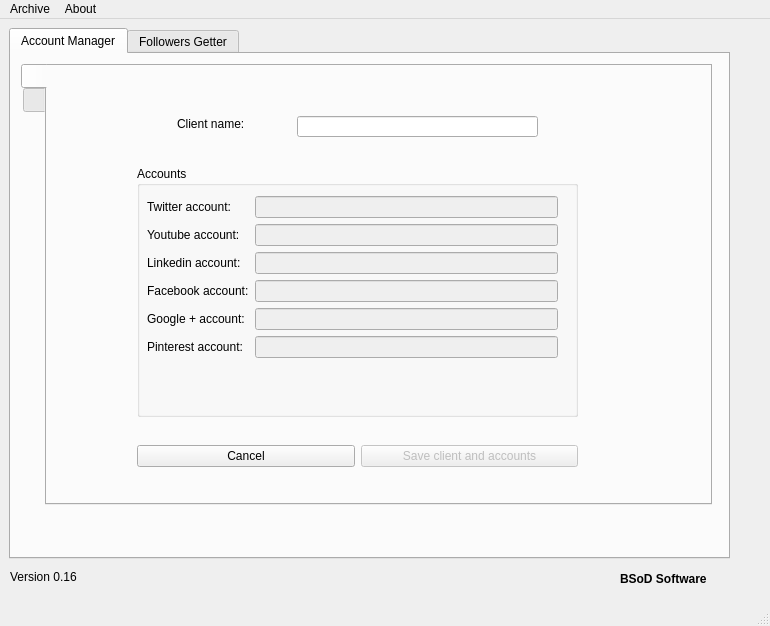
This is QtDesignerGUI/GUI.ui in PaytonZ/python-get-followers as Qt 5 draws it before an edit. The edited form follows.
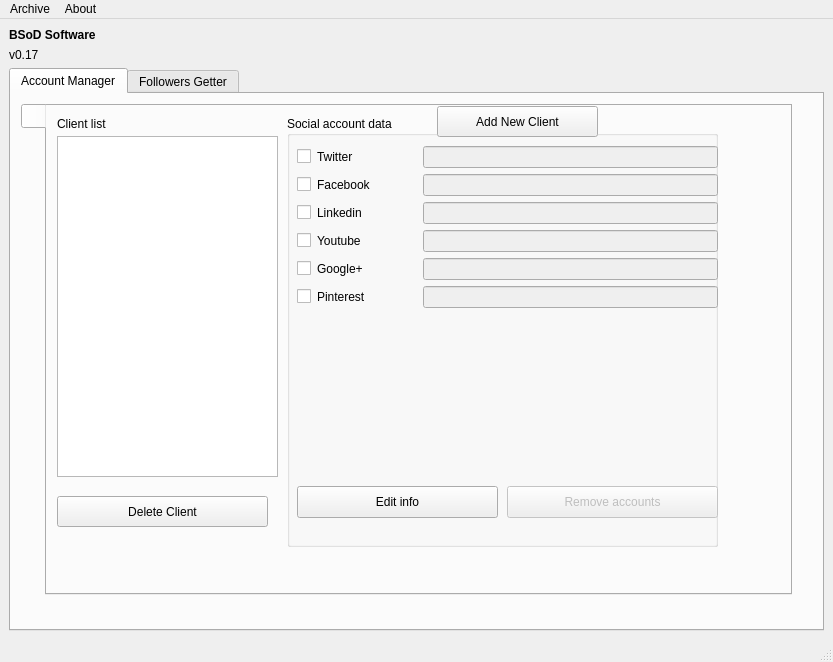
This is the edited form. The open tabs and pages were chosen to show the change. Icons and pictures are not drawn.

Commit message: intentando mejorar version 0.16

```diff
--- a/QtDesignerGUI/GUI.ui
+++ b/QtDesignerGUI/GUI.ui
@@ -6,23 +6,31 @@
    <rect>
     <x>0</x>
     <y>0</y>
-    <width>770</width>
-    <height>626</height>
+    <width>833</width>
+    <height>662</height>
    </rect>
   </property>
   <property name="windowTitle">
    <string>Social Manager</string>
   </property>
   <widget class="QWidget" name="centralwidget">
+   <layout class="QVBoxLayout" name="verticalLayout">
+    <item>
+     <widget class="QLabel" name="devTeam">
+      <property name="text">
+       <string>&lt;html&gt;&lt;head/&gt;&lt;body&gt;&lt;p&gt;&lt;span style=&quot; font-weight:600;&quot;&gt;BSoD Software&lt;/span&gt;&lt;/p&gt;&lt;/body&gt;&lt;/html&gt;</string>
+      </property>
+     </widget>
+    </item>
+    <item>
+     <widget class="QLabel" name="versionGUI">
+      <property name="text">
+       <string>v0.17</string>
+      </property>
+     </widget>
+    </item>
+    <item>
    <widget class="QTabWidget" name="tabManager">
-    <property name="geometry">
-     <rect>
-      <x>9</x>
-      <y>9</y>
-      <width>721</width>
-      <height>531</height>
-     </rect>
-    </property>
     <property name="currentIndex">
      <number>0</number>
     </property>
@@ -38,8 +46,8 @@
        <rect>
         <x>10</x>
         <y>10</y>
-        <width>691</width>
-        <height>441</height>
+          <width>771</width>
+          <height>491</height>
        </rect>
       </property>
       <property name="tabPosition">
@@ -60,185 +68,6 @@
       <property name="elideMode">
        <enum>Qt::ElideMiddle</enum>
       </property>
-      <widget class="QWidget" name="clientManagerTab">
-       <attribute name="icon">
-        <iconset resource="images.qrc">
-         <normaloff>:/icons/client.png</normaloff>:/icons/client.png</iconset>
-       </attribute>
-       <attribute name="title">
-        <string/>
-       </attribute>
-       <widget class="QLabel" name="clientLabel">
-        <property name="geometry">
-         <rect>
-          <x>130</x>
-          <y>50</y>
-          <width>111</width>
-          <height>16</height>
-         </rect>
-        </property>
-        <property name="text">
-         <string>Client name:</string>
-        </property>
-       </widget>
-       <widget class="QLineEdit" name="clientNameText">
-        <property name="geometry">
-         <rect>
-          <x>250</x>
-          <y>50</y>
-          <width>241</width>
-          <height>21</height>
-         </rect>
-        </property>
-       </widget>
-       <widget class="QGroupBox" name="groupBox">
-        <property name="geometry">
-         <rect>
-          <x>90</x>
-          <y>100</y>
-          <width>441</width>
-          <height>251</height>
-         </rect>
-        </property>
-        <property name="toolTip">
-         <string extracomment="All accounts could be blank"/>
-        </property>
-        <property name="title">
-         <string>Accounts</string>
-        </property>
-        <widget class="QWidget" name="formLayoutWidget">
-         <property name="geometry">
-          <rect>
-           <x>10</x>
-           <y>30</y>
-           <width>411</width>
-           <height>211</height>
-          </rect>
-         </property>
-         <layout class="QFormLayout" name="formLayout">
-          <item row="1" column="1">
-           <widget class="QLineEdit" name="twitterText">
-            <property name="enabled">
-             <bool>false</bool>
-            </property>
-           </widget>
-          </item>
-          <item row="1" column="0">
-           <widget class="QLabel" name="twitterLabel">
-            <property name="text">
-             <string>Twitter account:</string>
-            </property>
-           </widget>
-          </item>
-          <item row="2" column="0">
-           <widget class="QLabel" name="youtubeLabel">
-            <property name="text">
-             <string>Youtube account:</string>
-            </property>
-           </widget>
-          </item>
-          <item row="2" column="1">
-           <widget class="QLineEdit" name="youtubeText">
-            <property name="enabled">
-             <bool>false</bool>
-            </property>
-           </widget>
-          </item>
-          <item row="3" column="0">
-           <widget class="QLabel" name="linkedinLabel">
-            <property name="text">
-             <string>Linkedin account:</string>
-            </property>
-           </widget>
-          </item>
-          <item row="3" column="1">
-           <widget class="QLineEdit" name="linkedinText">
-            <property name="enabled">
-             <bool>false</bool>
-            </property>
-           </widget>
-          </item>
-          <item row="4" column="0">
-           <widget class="QLabel" name="facebookLabel">
-            <property name="text">
-             <string>Facebook account:</string>
-            </property>
-           </widget>
-          </item>
-          <item row="4" column="1">
-           <widget class="QLineEdit" name="facebookText">
-            <property name="enabled">
-             <bool>false</bool>
-            </property>
-           </widget>
-          </item>
-          <item row="5" column="0">
-           <widget class="QLabel" name="googleLabel">
-            <property name="text">
-             <string>Google + account:</string>
-            </property>
-           </widget>
-          </item>
-          <item row="5" column="1">
-           <widget class="QLineEdit" name="googleText">
-            <property name="enabled">
-             <bool>false</bool>
-            </property>
-           </widget>
-          </item>
-          <item row="6" column="0">
-           <widget class="QLabel" name="pinterestLabel">
-            <property name="text">
-             <string>Pinterest account:</string>
-            </property>
-           </widget>
-          </item>
-          <item row="6" column="1">
-           <widget class="QLineEdit" name="pinterestText">
-            <property name="enabled">
-             <bool>false</bool>
-            </property>
-           </widget>
-          </item>
-         </layout>
-        </widget>
-       </widget>
-       <widget class="QWidget" name="horizontalLayoutWidget">
-        <property name="geometry">
-         <rect>
-          <x>90</x>
-          <y>360</y>
-          <width>441</width>
-          <height>61</height>
-         </rect>
-        </property>
-        <layout class="QHBoxLayout" name="horizontalLayout">
-         <item>
-          <widget class="QPushButton" name="cancelBt">
-           <property name="cursor">
-            <cursorShape>PointingHandCursor</cursorShape>
-           </property>
-           <property name="text">
-            <string>Cancel</string>
-           </property>
-          </widget>
-         </item>
-         <item>
-          <widget class="QPushButton" name="saveBt">
-           <property name="enabled">
-            <bool>false</bool>
-           </property>
-           <property name="cursor">
-            <cursorShape>PointingHandCursor</cursorShape>
-           </property>
-           <property name="text">
-            <string>Save client and accounts</string>
-           </property>
-          </widget>
-         </item>
-        </layout>
-       </widget>
-      </widget>
       <widget class="QWidget" name="socialManagerTab">
        <attribute name="icon">
         <iconset resource="images.qrc">
@@ -265,8 +94,8 @@
          <rect>
           <x>240</x>
           <y>10</y>
-          <width>361</width>
-          <height>411</height>
+            <width>431</width>
+            <height>431</height>
          </rect>
         </property>
         <property name="title">
@@ -275,9 +104,9 @@
         <widget class="QPushButton" name="editBt">
          <property name="geometry">
           <rect>
-           <x>20</x>
+             <x>10</x>
            <y>370</y>
-           <width>141</width>
+             <width>201</width>
            <height>32</height>
           </rect>
          </property>
@@ -291,9 +120,9 @@
          </property>
          <property name="geometry">
           <rect>
-           <x>170</x>
+             <x>220</x>
            <y>370</y>
-           <width>141</width>
+             <width>211</width>
            <height>32</height>
           </rect>
          </property>
@@ -306,7 +135,7 @@
           <rect>
            <x>10</x>
            <y>30</y>
-           <width>341</width>
+             <width>421</width>
            <height>331</height>
           </rect>
          </property>
@@ -330,14 +159,14 @@
           <item row="5" column="1">
            <widget class="QLabel" name="googleLabel_2">
             <property name="text">
-             <string>Google + account:</string>
+               <string>Google+</string>
             </property>
            </widget>
           </item>
           <item row="2" column="1">
            <widget class="QLabel" name="facebookLabel_2">
             <property name="text">
-             <string>Facebook account:</string>
+               <string>Facebook</string>
             </property>
            </widget>
           </item>
@@ -370,8 +199,14 @@
           </item>
           <item row="9" column="1">
            <widget class="QLabel" name="pinterestLabel_2">
+              <property name="minimumSize">
+               <size>
+                <width>100</width>
+                <height>0</height>
+               </size>
+              </property>
             <property name="text">
-             <string>Pinterest account:</string>
+               <string>Pinterest</string>
             </property>
            </widget>
           </item>
@@ -391,14 +226,14 @@
           <item row="4" column="1">
            <widget class="QLabel" name="youtubeLabel_2">
             <property name="text">
-             <string>Youtube account:</string>
+               <string>Youtube</string>
             </property>
            </widget>
           </item>
           <item row="0" column="1">
            <widget class="QLabel" name="twitterLabel_2">
             <property name="text">
-             <string>Twitter account:</string>
+               <string>Twitter</string>
             </property>
            </widget>
           </item>
@@ -459,7 +294,7 @@
           <item row="3" column="1">
            <widget class="QLabel" name="linkedinLabel_2">
             <property name="text">
-             <string>Linkedin account:</string>
+               <string>Linkedin</string>
             </property>
            </widget>
           </item>
@@ -481,7 +316,7 @@
          <rect>
           <x>10</x>
           <y>30</y>
-          <width>211</width>
+            <width>221</width>
           <height>341</height>
          </rect>
         </property>
@@ -499,6 +334,19 @@
          <string>Delete Client</string>
         </property>
        </widget>
+         <widget class="QPushButton" name="addClientButton">
+          <property name="geometry">
+           <rect>
+            <x>390</x>
+            <y>0</y>
+            <width>161</width>
+            <height>31</height>
+           </rect>
+          </property>
+          <property name="text">
+           <string>Add New Client</string>
+          </property>
+         </widget>
       </widget>
      </widget>
     </widget>
@@ -537,39 +385,15 @@
      </widget>
     </widget>
    </widget>
-   <widget class="QLabel" name="versionGUI">
-    <property name="geometry">
-     <rect>
-      <x>10</x>
-      <y>550</y>
-      <width>81</width>
-      <height>16</height>
-     </rect>
-    </property>
-    <property name="text">
-     <string>Version 0.16</string>
-    </property>
-   </widget>
-   <widget class="QLabel" name="devTeam">
-    <property name="geometry">
-     <rect>
-      <x>620</x>
-      <y>550</y>
-      <width>101</width>
-      <height>20</height>
-     </rect>
-    </property>
-    <property name="text">
-     <string>&lt;html&gt;&lt;head/&gt;&lt;body&gt;&lt;p&gt;&lt;span style=&quot; font-weight:600;&quot;&gt;BSoD Software&lt;/span&gt;&lt;/p&gt;&lt;/body&gt;&lt;/html&gt;</string>
-    </property>
-   </widget>
+    </item>
+   </layout>
   </widget>
   <widget class="QMenuBar" name="menubar">
    <property name="geometry">
     <rect>
      <x>0</x>
      <y>0</y>
-     <width>770</width>
+     <width>833</width>
      <height>20</height>
     </rect>
    </property>
```
Left out of the diff: 121 changed lines with no effect on the pictures. Lines whose indentation alone changed are shown as unchanged. The commit also changes 4 other files.
